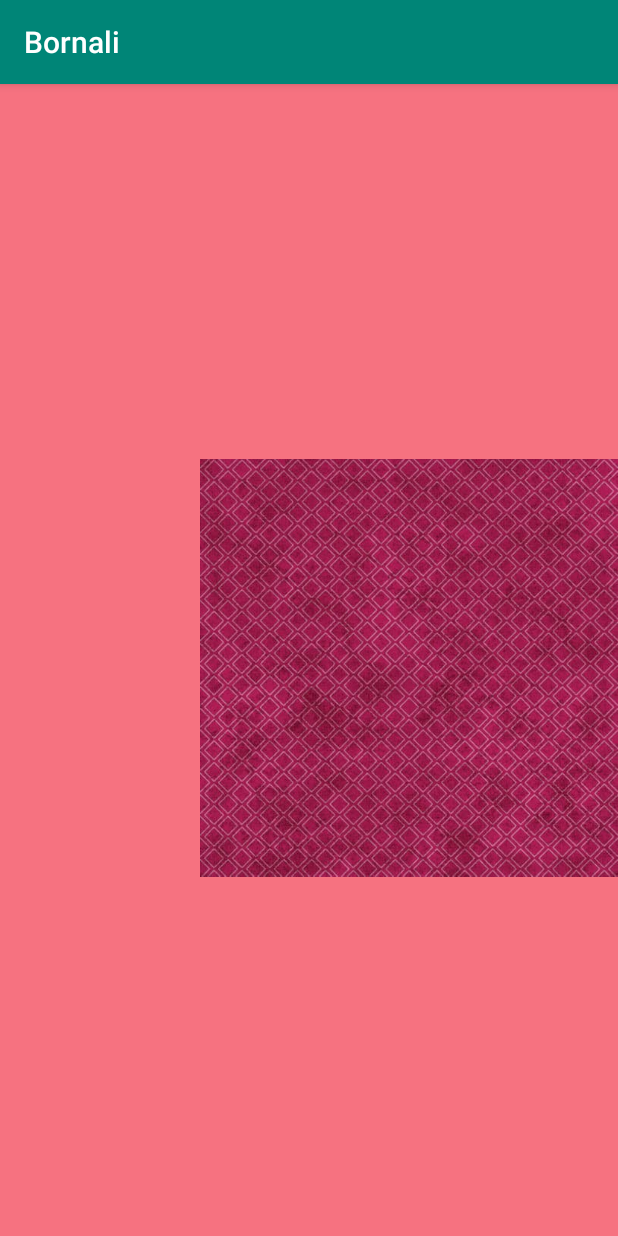
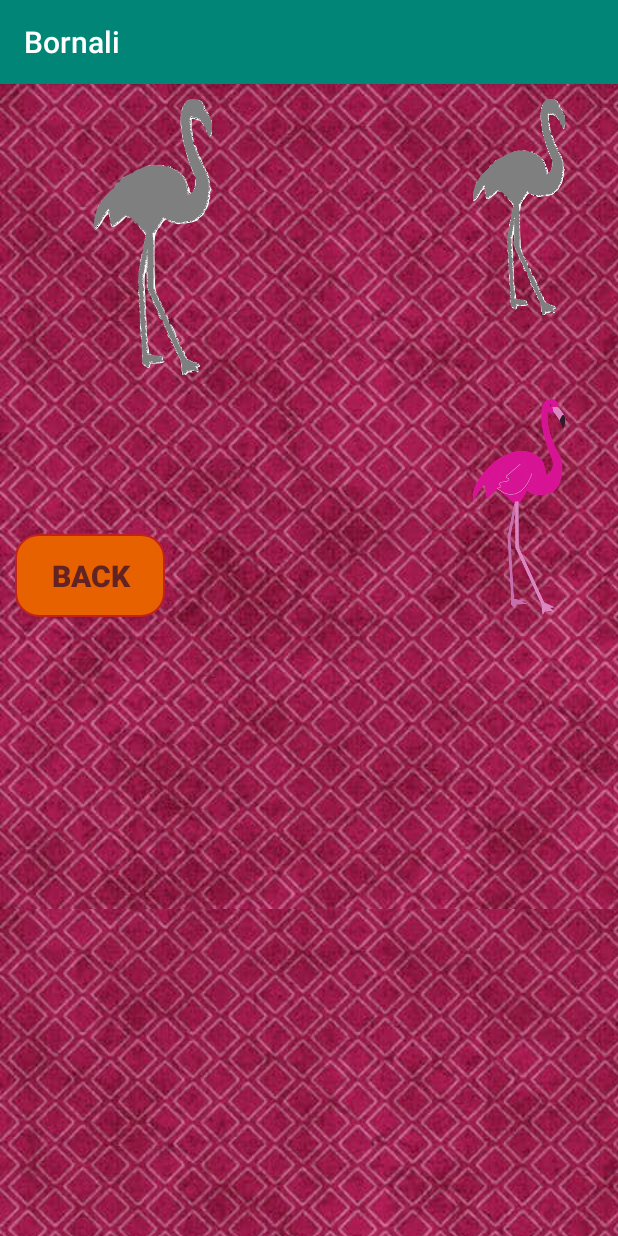
Before and after one commit to abirftw/Bornali, an Android app: the LevelOne screen opened directly, with no data from a screen before it, on a phone screen of 412 x 824 dp. Run offline under Robolectric (Android 15) with nearby library versions, the phone set to English and light mode, and no system bars.

Commit message:
InitialLevelOneWork

```diff
--- a/app/src/main/java/com/sc4ever/bornali/LevelOne.java
+++ b/app/src/main/java/com/sc4ever/bornali/LevelOne.java
@@ -2,13 +2,33 @@ package com.sc4ever.bornali;
 
 import androidx.appcompat.app.AppCompatActivity;
 
+import android.content.Intent;
+import android.net.Uri;
 import android.os.Bundle;
+import android.os.Environment;
+import android.view.View;
+import android.widget.Button;
+
+import java.io.File;
 
 public class LevelOne extends AppCompatActivity {
-
+    Button buttonBacktoMenu;
     @Override
     protected void onCreate(Bundle savedInstanceState) {
         super.onCreate(savedInstanceState);
         setContentView(R.layout.activity_level_one);
+        buttonBacktoMenu = (Button) findViewById(R.id.backbuttontoMenu);
+        buttonBacktoMenu.setOnClickListener(new View.OnClickListener() {
+            @Override
+            public void onClick(View view) {
+                Back();
+            }
+        });
+    }
+
+    void Back() {
+        System.out.println("buttonBacktoMenu");
+        Intent intentBack = new Intent(this, PuzzleMenuPage.class);
+        startActivity(intentBack);
     }
 }
--- a/app/src/main/java/com/sc4ever/bornali/PuzzleMenuPage.java
+++ b/app/src/main/java/com/sc4ever/bornali/PuzzleMenuPage.java
@@ -1,5 +1,6 @@
 package com.sc4ever.bornali;
 
+import android.content.Intent;
 import android.os.Bundle;
 
 import androidx.core.view.GravityCompat;
@@ -15,12 +16,22 @@ import androidx.appcompat.app.AppCompatActivity;
 import androidx.appcompat.widget.Toolbar;
 
 import android.view.Menu;
+import android.view.View;
+import android.widget.Button;
+import android.widget.ImageButton;
 
 public class PuzzleMenuPage extends AppCompatActivity
         implements NavigationView.OnNavigationItemSelectedListener {
-
+ImageButton buttonPicture;
     @Override
     protected void onCreate(Bundle savedInstanceState) {
+        buttonPicture = (ImageButton) findViewById(R.id.LevelOneButton);
+        buttonPicture.setOnClickListener(new View.OnClickListener() {
+            @Override
+            public void onClick(View view) {
+                EnterLevel();
+            }
+        });
         super.onCreate(savedInstanceState);
         setContentView(R.layout.activity_puzzle_menu_page);
         Toolbar toolbar = findViewById(R.id.toolbar);
@@ -98,4 +109,9 @@ public class PuzzleMenuPage extends AppCompatActivity
         drawer.closeDrawer(GravityCompat.START);
         return true;
     }
+    void EnterLevel() {
+        System.out.println("buttonBacktoMenu");
+        Intent intentBack = new Intent(this, LevelOne.class);
+        startActivity(intentBack);
+    }
 }
--- /dev/null
+++ b/app/src/main/res/drawable/levelone_bg.xml
@@ -0,0 +1,7 @@
+<?xml version="1.0" encoding="utf-8"?>
+<bitmap xmlns:android="http://schemas.android.com/apk/res/android" android:src="@drawable/levelonebg1"
+    android:tileMode = "repeat"  >
+
+
+
+</bitmap>
--- a/app/src/main/res/layout/activity_level_one.xml
+++ b/app/src/main/res/layout/activity_level_one.xml
@@ -6,15 +6,53 @@
     android:layout_width="match_parent"
     android:layout_height="match_parent"
     tools:context=".LevelOne"
-    android:background="#F67280">
+    android:background="@drawable/levelone_bg">
+
+    ///BlankBirds
+    <ImageView
+        android:id="@+id/blankbird1"
+        android:layout_width="144dp"
+        android:layout_height="184dp"
+        android:layout_marginLeft="30dp"
+        android:layout_marginTop="10dp"
+        android:src="@drawable/levelonebird_blank" />
 
     <ImageView
-        android:id="@+id/profilePhoto"
-        android:layout_width="match_parent"
-        android:layout_height="match_parent"
-        android:layout_marginLeft="133dp"
+        android:id="@+id/blankbirdmain"
+        android:layout_width="144dp"
+        android:layout_height="144dp"
+        android:layout_marginLeft="280dp"
         android:layout_marginTop="10dp"
+        android:src="@drawable/levelonebird_blank" />
 
-        android:src="@drawable/levelonebg1" />
+    <ImageView
+        android:id="@+id/blankbird2"
+        android:layout_width="220dp"
+        android:layout_height="170dp"
+        android:layout_marginLeft="530dp"
+        android:layout_marginTop="10dp"
+        android:src="@drawable/levelonebird_blank" />
 
+    ///MainBird
+    <ImageView
+        android:id="@+id/mainbird"
+        android:layout_width="144dp"
+        android:layout_height="144dp"
+        android:layout_marginLeft="280dp"
+        android:layout_marginTop="210dp"
+        android:src="@drawable/levelonebird" />
+    ///Back
+    <Button
+        android:id="@+id/backbuttontoMenu"
+        android:layout_width="100dp"
+        android:layout_height="55dp"
+        android:layout_gravity="right"
+        android:layout_marginTop="300dp"
+        android:layout_marginLeft="10dp"
+        android:background="@drawable/backbutton"
+        android:textColor="#632323"
+        android:textStyle="bold"
+        android:text="Back"
+        android:textSize="20dp"
+        />
 </RelativeLayout>
```
Also changed, not shown: app/src/main/res/drawable/levelonebird_blank.png (added), 1 other file.
